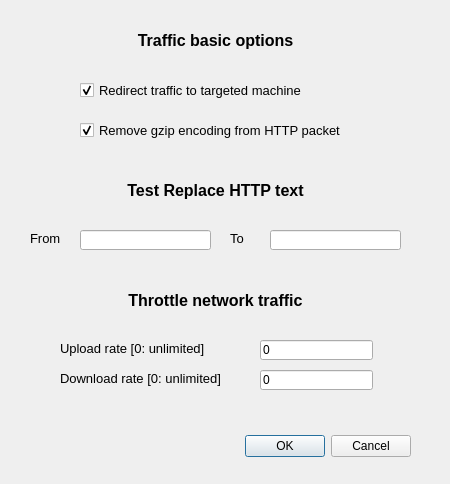
Shinao/CDansLair, file forms/dialogarpoptions.ui: the form before one commit.
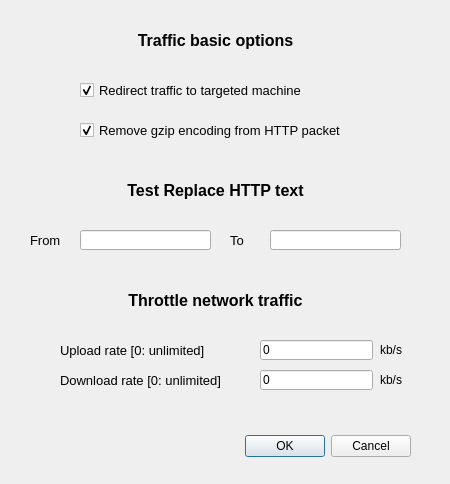
The form after the commit.

What changed in the file:
```diff
--- a/forms/dialogarpoptions.ui
+++ b/forms/dialogarpoptions.ui
@@ -19,7 +19,7 @@
      <x>30</x>
      <y>230</y>
      <width>41</width>
-     <height>16</height>
+     <height>20</height>
     </rect>
    </property>
    <property name="font">
@@ -37,7 +37,7 @@
      <x>230</x>
      <y>230</y>
      <width>21</width>
-     <height>16</height>
+     <height>20</height>
     </rect>
    </property>
    <property name="font">
@@ -55,7 +55,7 @@
      <x>60</x>
      <y>340</y>
      <width>181</width>
-     <height>16</height>
+     <height>20</height>
     </rect>
    </property>
    <property name="font">
@@ -239,7 +239,7 @@
      <x>60</x>
      <y>370</y>
      <width>191</width>
-     <height>16</height>
+     <height>20</height>
     </rect>
    </property>
    <property name="font">
@@ -261,6 +261,32 @@
     </rect>
    </property>
   </widget>
+  <widget class="QLabel" name="label_8">
+   <property name="geometry">
+    <rect>
+     <x>380</x>
+     <y>340</y>
+     <width>59</width>
+     <height>20</height>
+    </rect>
+   </property>
+   <property name="text">
+    <string>kb/s</string>
+   </property>
+  </widget>
+  <widget class="QLabel" name="label_9">
+   <property name="geometry">
+    <rect>
+     <x>380</x>
+     <y>370</y>
+     <width>59</width>
+     <height>20</height>
+    </rect>
+   </property>
+   <property name="text">
+    <string>kb/s</string>
+   </property>
+  </widget>
  </widget>
  <resources/>
  <connections/>
```
